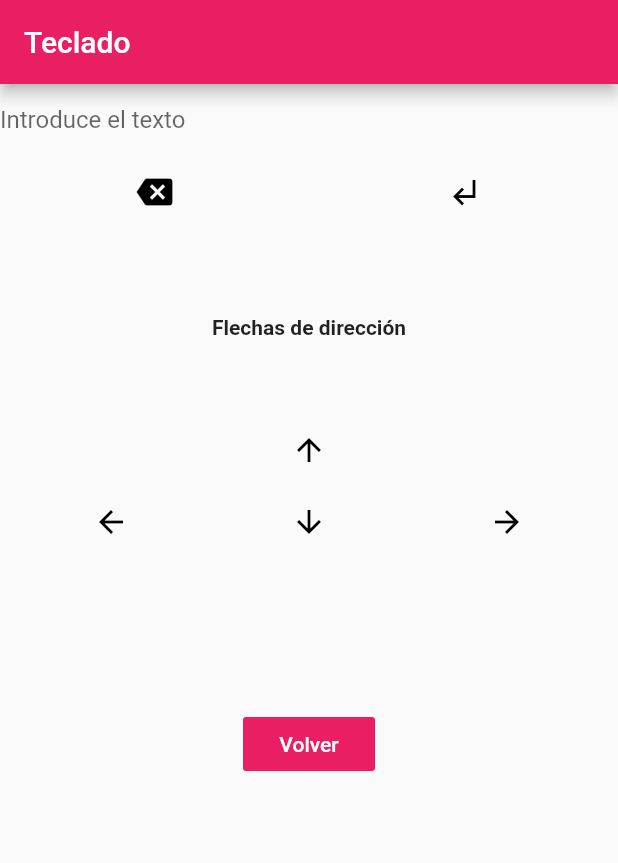
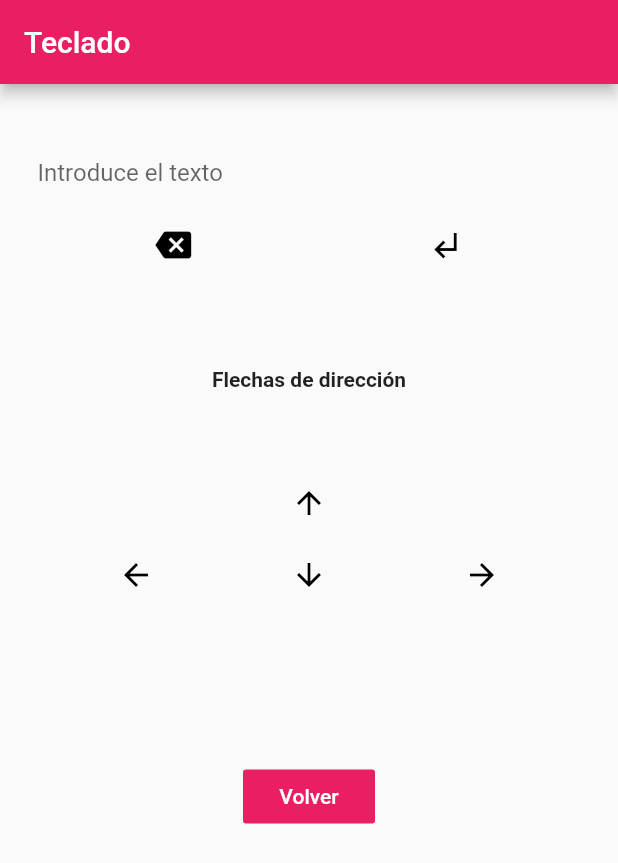
Before and after one commit to DisControl-Project/DisControl-App, a Flutter app: the screen it shows after launch, after a tap on the "keyboard" icon, on a phone screen of 412 x 824 dp. Shown: the top 863 px of the screen. Run offline on Flutter 3.47's test engine with Material 2 defaults, Android fonts, the phone set to English and light mode, and no system bars; our stand-ins replace firebase_database; accounts and stored records are empty.

Commit message:
Beta 0.1

```diff
--- a/lib/Teclado.dart
+++ b/lib/Teclado.dart
@@ -19,6 +19,9 @@ class Teclado extends StatelessWidget {
           child: Column(
             children: <Widget>[
               Container(
+
+                margin: const EdgeInsets.only(top: 35.0, left: 25, right: 25),
+
                 child: new Column(
                   children: <Widget>[
                     new Center(
```
